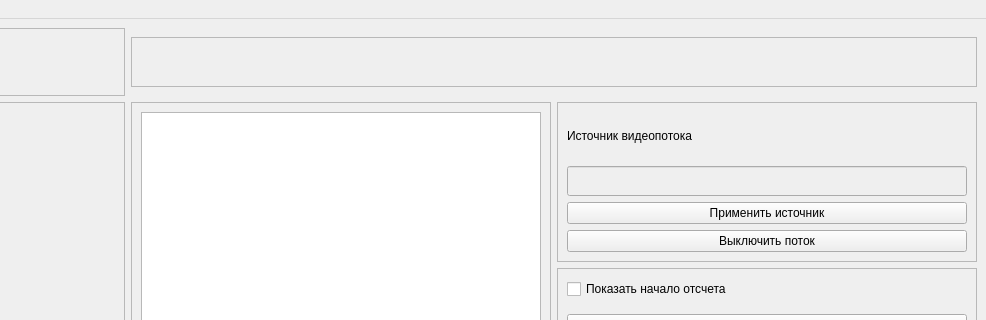
First picture: the form in ui/main.ui, repository DoubleCitizen/SSUGT_inclinometer, before the edit; both pictures show x 304 to 1290 and y 0 to 320 of the 1290 by 600 pixel window.
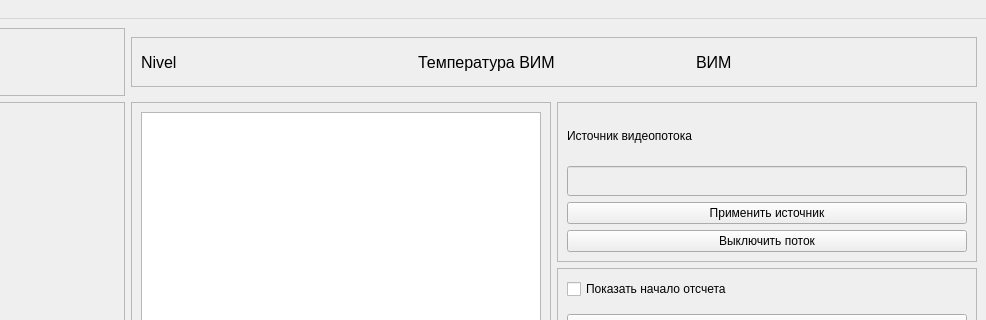
Second picture: the form after the edit. Icons and pictures are not drawn. Custom widgets are drawn as their Qt base class.

Commit message: Добавлен QLabel для отображения температуры

The edit to the form file:
```diff
--- a/ui/main.ui
+++ b/ui/main.ui
@@ -42,7 +42,19 @@
           </font>
          </property>
          <property name="text">
-          <string/>
+          <string>Nivel</string>
+         </property>
+        </widget>
+       </item>
+       <item>
+        <widget class="QLabel" name="label_vim_temp">
+         <property name="font">
+          <font>
+           <pointsize>12</pointsize>
+          </font>
+         </property>
+         <property name="text">
+          <string>Температура ВИМ</string>
          </property>
         </widget>
        </item>
@@ -54,7 +66,7 @@
           </font>
          </property>
          <property name="text">
-          <string/>
+          <string>ВИМ</string>
          </property>
         </widget>
        </item>
```
The commit also changes 1 other file.
